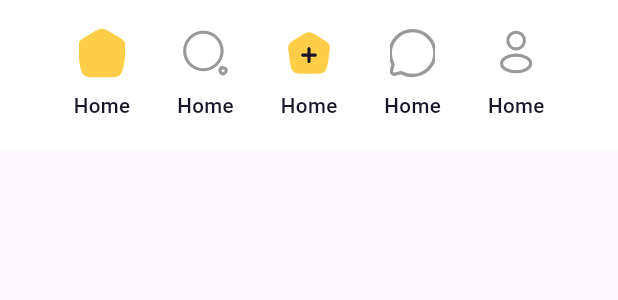
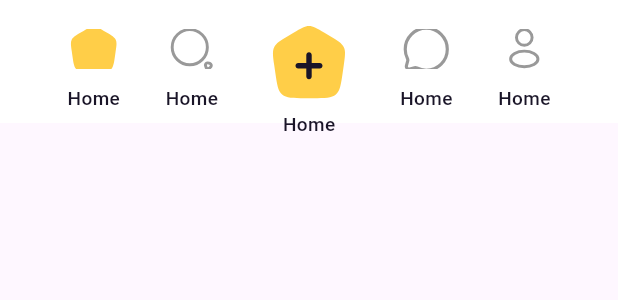
Before and after one commit to Abduqodir0011/sott_examen, a Flutter app: the SottBottomNavigationBar widget shown alone on an empty page, opened directly, on a phone screen of 412 x 824 dp. Shown: the top 300 px of the screen. Run offline on Flutter 3.47's test engine with Material 3 defaults, Android fonts, the phone set to English and light mode, and no system bars; our stand-ins replace bloc, dio, equatable, flutter_bloc, flutter_screenutil, flutter_svg and 1 more; network calls fail.

Commit message:
sott_examen

```diff
--- a/lib/core/client.dart
+++ b/lib/core/client.dart
@@ -2,7 +2,7 @@ import 'package:dio/dio.dart';
 
 class ApiClient {
   final Dio dio = Dio(
-    BaseOptions(baseUrl: 'http://192.168.1.119:8888/api/v1'),
+    BaseOptions(baseUrl: 'http://192.168.8.90:8888/api/v1'),
   );
 
   Future<List<dynamic>> fetchProducts() async {
--- a/lib/features/home/managers/home_state.dart
+++ b/lib/features/home/managers/home_state.dart
@@ -1,8 +1,10 @@
 import 'package:equatable/equatable.dart';
+import 'package:flutter/cupertino.dart';
 import 'package:sott_examen/data/model/home_model.dart';
 
 enum HomeStatus { idle, loading, success, error }
 
+@immutable
 class HomeState extends Equatable {
   final List<HomeModel> products;
   final HomeStatus status;
--- a/lib/features/home/widgets/sott_bottom_navigation_bar.dart
+++ b/lib/features/home/widgets/sott_bottom_navigation_bar.dart
@@ -25,15 +25,15 @@ class SottBottomNavigationBar extends StatelessWidget {
       child: Row(
         mainAxisAlignment: MainAxisAlignment.spaceEvenly,
         children: [
-          SottIconsButton(icon: "assets/icons/home.svg", title: "Home", width: 23.33.w, height: 23.33.h, callback: () {},
+          SottIconsButton(icon: "assets/icons/home.svg", title: "Home", width: 28.w, height: 28.h, callback: () {},
           ),
-          SottIconsButton(icon: "assets/icons/search.svg", title: "Home", width: 23.33.w, height: 23.33.h, callback: () {},
+          SottIconsButton(icon: "assets/icons/search.svg", title: "Home", width: 28.w, height: 28.h, callback: () {},
           ),
-          SottIconsButton(icon: "assets/icons/home_with_plus.svg", title: "Home", width: 23.33.w, height: 23.33.h, callback: () {},
+          SottIconsButton(icon: "assets/icons/home_with_plus.svg", title: "Home", width: 51.67.w, height: 51.67.h, callback: () {},
           ),
-          SottIconsButton(icon: "assets/icons/chat.svg", title: "Home", width: 23.33.w, height: 23.33.h, callback: () {},
+          SottIconsButton(icon: "assets/icons/chat.svg", title: "Home", width: 28.w, height: 28.h, callback: () {},
           ),
-          SottIconsButton(icon: "assets/icons/profile.svg", title: "Home", width: 23.33.w, height: 23.33.h, callback: () {},
+          SottIconsButton(icon: "assets/icons/profile.svg", title: "Home", width: 28.w, height: 28.h, callback: () {},
           ),
         ],
       ),
```
Also changed, not shown: lib/core/routing/router.dart (+3 -5 lines), lib/data/repository/home_repository.dart (+5 -4 lines), lib/features/home/pages/home_view.dart (+17 -9 lines), lib/main.dart (+7 -5 lines).
